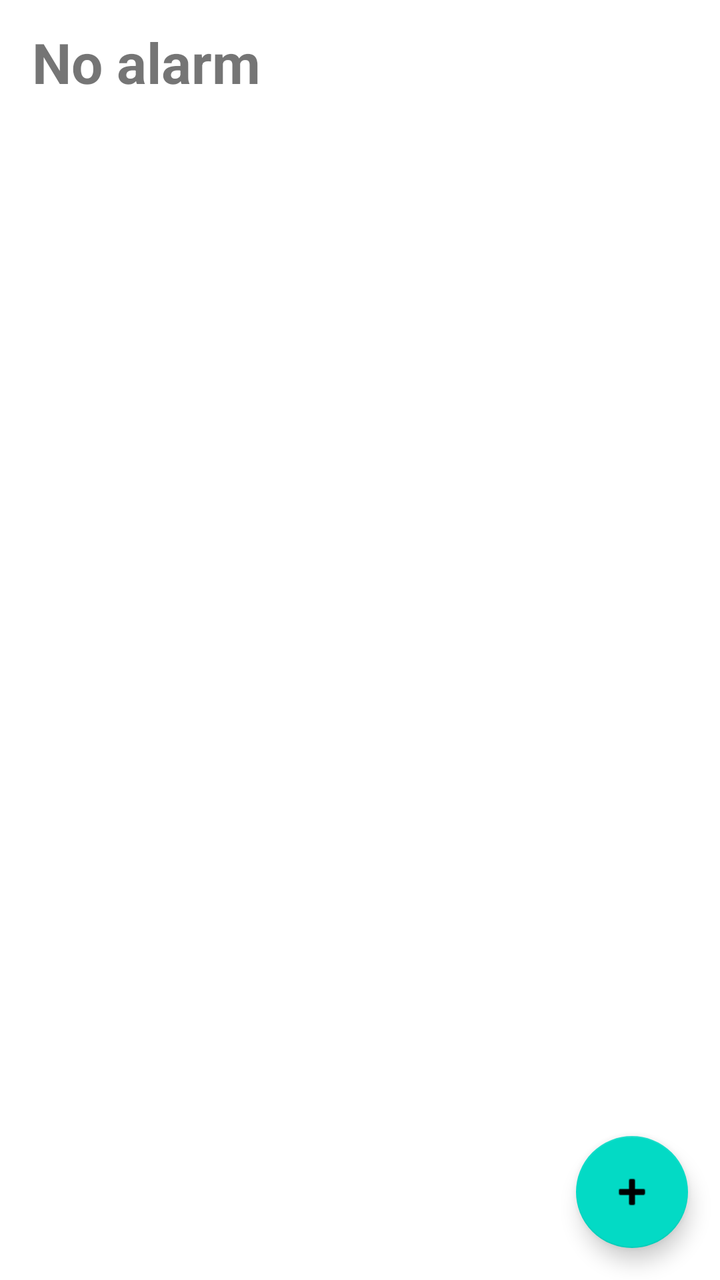
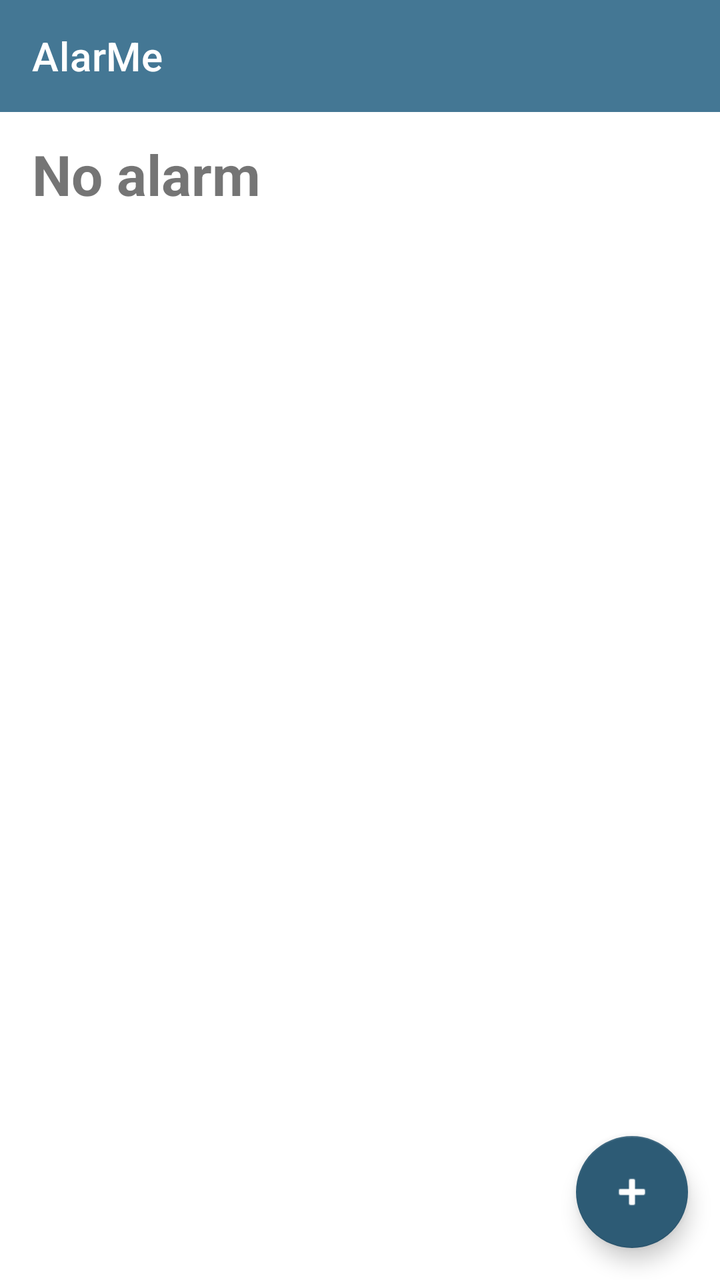

Compare the two renders of this Android layout. The source of the first and the diff that turns it into the second are given below.
<!-- AndroidManifest.xml: application theme Theme.Alarmy -->
<!-- res/layout/activity_main.xml -->
<?xml version="1.0" encoding="utf-8"?>
<androidx.coordinatorlayout.widget.CoordinatorLayout
    xmlns:android="http://schemas.android.com/apk/res/android"
    xmlns:app="http://schemas.android.com/apk/res-auto"
    android:id="@+id/mainLayout"
    android:layout_width="match_parent"
    android:layout_height="match_parent"
    android:background="?attr/colorSurface">

    <LinearLayout
        android:layout_width="match_parent"
        android:layout_height="match_parent"
        android:orientation="vertical"
        android:padding="16dp"
        android:clipToPadding="false">

        <TextView
            android:id="@+id/tvAlarmHeading"
            android:layout_width="match_parent"
            android:layout_height="wrap_content"
            android:text="@string/no_alarm"
            android:textSize="28sp"
            android:textStyle="bold"
            android:includeFontPadding="false"
            android:paddingBottom="16dp"/>

        <androidx.recyclerview.widget.RecyclerView
            android:id="@+id/recyclerViewAlarms"
            android:layout_width="match_parent"
            android:layout_height="0dp"
            android:layout_weight="1"
            android:clipToPadding="false"
            android:paddingBottom="88dp"/>

    </LinearLayout>

    <com.google.android.material.floatingactionbutton.FloatingActionButton
        android:id="@+id/fabAddAlarm"
        android:layout_width="wrap_content"
        android:layout_height="wrap_content"
        android:layout_gravity="bottom|end"
        android:layout_margin="16dp"
        android:contentDescription="Add Alarm"
        app:fabSize="normal"
        app:backgroundTint="?attr/colorSecondary"
        app:tint="?attr/colorOnSecondary"
        app:srcCompat="@android:drawable/ic_input_add"/>

</androidx.coordinatorlayout.widget.CoordinatorLayout>
<!-- resources referenced by this layout -->
<resources>
  <string name="no_alarm">No alarm</string>
  <style name="Theme.Alarmy" parent="Theme.MaterialComponents.DayNight.DarkActionBar">
          
          <item name="colorPrimary">@color/purple_500</item>
          <item name="colorPrimaryVariant">@color/purple_700</item>
          <item name="colorOnPrimary">@color/white</item>
          
          <item name="colorSecondary">@color/teal_200</item>
          <item name="colorSecondaryVariant">@color/teal_700</item>
          <item name="colorOnSecondary">@color/black</item>
          
          <item name="android:statusBarColor">?attr/colorPrimaryVariant</item>
          
          <item name="actionOverflowButtonStyle">@style/HamburgerOverflowButtonStyle</item>
      </style>
  <color name="purple_500">#FF6200EE</color>
  <color name="purple_700">#FF3700B3</color>
  <color name="white">#FFFFFFFF</color>
  <color name="teal_200">#FF03DAC5</color>
  <color name="teal_700">#FF018786</color>
  <color name="black">#FF000000</color>
  <style name="HamburgerOverflowButtonStyle" parent="Widget.AppCompat.ActionButton.Overflow">
          <item name="android:src">@drawable/ic_hamburger</item>
          <item name="srcCompat">@drawable/ic_hamburger</item>
          <item name="android:tint">@android:color/white</item>
          <item name="tint">@android:color/white</item>
      </style>
  <!-- drawable ic_hamburger (drawable) -->
  <?xml version="1.0" encoding="utf-8"?>
  <vector xmlns:android="http://schemas.android.com/apk/res/android"
      android:width="24dp"
      android:height="24dp"
      android:viewportWidth="24"
      android:viewportHeight="24"
      android:tint="@android:color/white">
    <path
        android:fillColor="@android:color/white"
        android:pathData="M3,18h18v-2H3v2zm0,-5h18v-2H3v2zm0,-7v2h18V6H3z"/>
  </vector>
</resources>

<!-- the commit's change to res/layout/activity_main.xml (unified diff, before → after) -->
@@ -4,33 +4,57 @@
     xmlns:app="http://schemas.android.com/apk/res-auto"
     android:id="@+id/mainLayout"
     android:layout_width="match_parent"
-    android:layout_height="match_parent"
-    android:background="?attr/colorSurface">
+    android:layout_height="match_parent">
 
     <LinearLayout
         android:layout_width="match_parent"
         android:layout_height="match_parent"
-        android:orientation="vertical"
-        android:padding="16dp"
-        android:clipToPadding="false">
+        android:orientation="vertical">
 
-        <TextView
-            android:id="@+id/tvAlarmHeading"
+        <LinearLayout
+            android:id="@+id/appBarContainer"
             android:layout_width="match_parent"
             android:layout_height="wrap_content"
-            android:text="@string/no_alarm"
-            android:textSize="28sp"
-            android:textStyle="bold"
-            android:includeFontPadding="false"
-            android:paddingBottom="16dp"/>
+            android:orientation="vertical"
+            android:background="?attr/colorPrimary">
 
-        <androidx.recyclerview.widget.RecyclerView
-            android:id="@+id/recyclerViewAlarms"
+            <androidx.appcompat.widget.Toolbar
+                android:id="@+id/toolbar"
+                android:layout_width="match_parent"
+                android:layout_height="?attr/actionBarSize"
+                app:title="@string/app_name"
+                app:titleTextColor="@android:color/white"
+                app:popupTheme="@style/ThemeOverlay.Alarmy.Popup" />
+
+        </LinearLayout>
+
+        <LinearLayout
             android:layout_width="match_parent"
             android:layout_height="0dp"
             android:layout_weight="1"
-            android:clipToPadding="false"
-            android:paddingBottom="88dp"/>
+            android:orientation="vertical"
+            android:padding="16dp"
+            android:clipToPadding="false">
+
+            <TextView
+                android:id="@+id/tvAlarmHeading"
+                android:layout_width="match_parent"
+                android:layout_height="wrap_content"
+                android:text="@string/no_alarm"
+                android:textSize="28sp"
+                android:textStyle="bold"
+                android:includeFontPadding="false"
+                android:paddingBottom="16dp"/>
+
+            <androidx.recyclerview.widget.RecyclerView
+                android:id="@+id/recyclerViewAlarms"
+                android:layout_width="match_parent"
+                android:layout_height="0dp"
+                android:layout_weight="1"
+                android:clipToPadding="false"
+                android:paddingBottom="88dp"/>
+
+        </LinearLayout>
 
     </LinearLayout>
 
@@ -40,7 +64,7 @@
         android:layout_height="wrap_content"
         android:layout_gravity="bottom|end"
         android:layout_margin="16dp"
-        android:contentDescription="Add Alarm"
+        android:contentDescription="@string/add_alarm"
         app:fabSize="normal"
         app:backgroundTint="?attr/colorSecondary"
         app:tint="?attr/colorOnSecondary"
<!-- resource entries referenced after the edit -->
@@ -1,32 +1,53 @@
 <!-- resources referenced by this layout -->
 <resources>
+  <string name="add_alarm">Add Alarm</string>
+  <string name="app_name">AlarMe</string>
   <string name="no_alarm">No alarm</string>
-  <style name="Theme.Alarmy" parent="Theme.MaterialComponents.DayNight.DarkActionBar">
+  <style name="ThemeOverlay.Alarmy.Popup" parent="ThemeOverlay.AppCompat.Light" />
+  <style name="Theme.Alarmy" parent="Theme.MaterialComponents.DayNight.NoActionBar">
           
-          <item name="colorPrimary">@color/purple_500</item>
-          <item name="colorPrimaryVariant">@color/purple_700</item>
+          <item name="colorPrimary">@color/coastal_blue</item>
+          <item name="colorPrimaryVariant">@color/deep_coastal_blue</item>
           <item name="colorOnPrimary">@color/white</item>
           
-          <item name="colorSecondary">@color/teal_200</item>
-          <item name="colorSecondaryVariant">@color/teal_700</item>
-          <item name="colorOnSecondary">@color/black</item>
+          <item name="colorSecondary">@color/deep_coastal_blue</item>
+          <item name="colorSecondaryVariant">@color/coastal_blue</item>
+          <item name="colorOnSecondary">@color/white</item>
+          
+          <item name="android:windowBackground">@color/white</item>
+          <item name="colorSurface">@color/white</item>
+          <item name="colorOnSurface">@color/midnight</item>
+          <item name="colorSurfaceVariant">@color/selector_container_bg</item>
+          <item name="cardBackgroundColor">@color/card_background</item>
+          
+          <item name="android:textColorPrimary">@color/midnight</item>
+          <item name="android:textColorSecondary">@color/text_secondary</item>
+          <item name="materialCardViewStyle">@style/Widget.Alarmy.CardView</item>
           
           <item name="android:statusBarColor">?attr/colorPrimaryVariant</item>
           
           <item name="actionOverflowButtonStyle">@style/HamburgerOverflowButtonStyle</item>
       </style>
-  <color name="purple_500">#FF6200EE</color>
-  <color name="purple_700">#FF3700B3</color>
+  <color name="coastal_blue">#447794</color>
+  <color name="deep_coastal_blue">#2D5B75</color>
   <color name="white">#FFFFFFFF</color>
-  <color name="teal_200">#FF03DAC5</color>
-  <color name="teal_700">#FF018786</color>
-  <color name="black">#FF000000</color>
+  <color name="midnight">#061222</color>
+  <color name="selector_container_bg">#F0F4F8</color>
+  <color name="card_background">#FFFFFF</color>
+  <color name="text_secondary">#5A6E7F</color>
+  <style name="Widget.Alarmy.CardView" parent="Widget.MaterialComponents.CardView">
+          <item name="cardBackgroundColor">@color/card_background</item>
+          <item name="strokeColor">@color/card_stroke</item>
+          <item name="strokeWidth">1dp</item>
+          <item name="cardElevation">2dp</item>
+      </style>
   <style name="HamburgerOverflowButtonStyle" parent="Widget.AppCompat.ActionButton.Overflow">
           <item name="android:src">@drawable/ic_hamburger</item>
           <item name="srcCompat">@drawable/ic_hamburger</item>
           <item name="android:tint">@android:color/white</item>
           <item name="tint">@android:color/white</item>
       </style>
+  <color name="card_stroke">#E2E8F0</color>
   <!-- drawable ic_hamburger (drawable) -->
   <?xml version="1.0" encoding="utf-8"?>
   <vector xmlns:android="http://schemas.android.com/apk/res/android"
